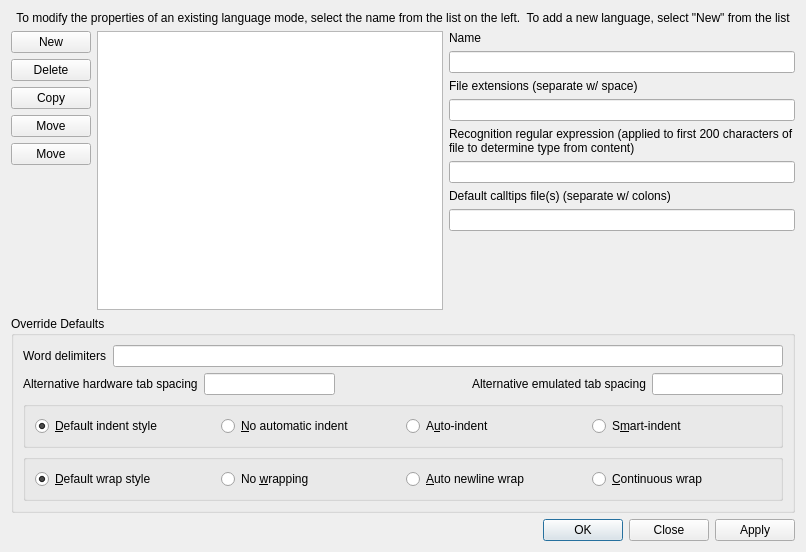
The window that source/DialogLanguageModes.ui (eteran/nedit-ng) describes before a commit, drawn with Qt 5.
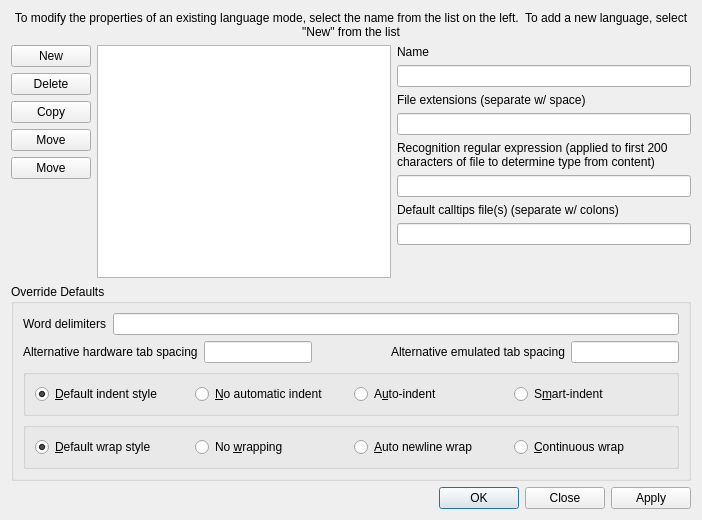
The same window after the commit. Icons and pictures are not drawn.

Diff of the .ui file:
```diff
--- a/source/DialogLanguageModes.ui
+++ b/source/DialogLanguageModes.ui
@@ -6,8 +6,8 @@
    <rect>
     <x>0</x>
     <y>0</y>
-    <width>806</width>
-    <height>552</height>
+    <width>702</width>
+    <height>520</height>
    </rect>
   </property>
   <property name="windowTitle">
@@ -102,7 +102,7 @@
       </layout>
      </item>
      <item>
-      <widget class="QListWidget" name="listItems"/>
+      <widget class="QListView" name="listItems"/>
      </item>
      <item>
       <layout class="QVBoxLayout" name="verticalLayout">
```
